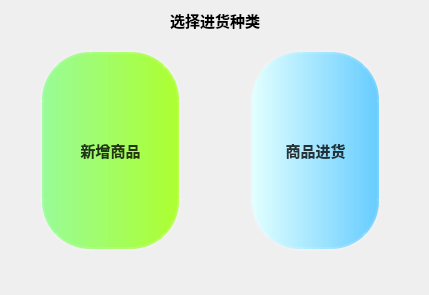
First picture: the form in productinmodeldialog.ui, repository Type3limit/EasyManager, before the edit.
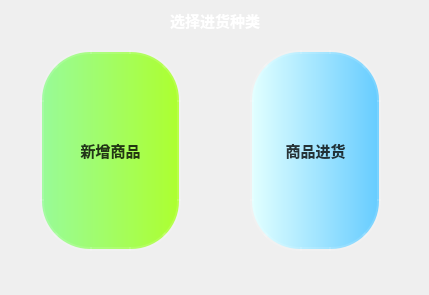
Second picture: the form after the edit. Icons and pictures are not drawn.

The edit to the form file:
```diff
--- a/productinmodeldialog.ui
+++ b/productinmodeldialog.ui
@@ -17,6 +17,7 @@
    <string notr="true">QLabel
 {
 font:bold 15px;
+color:white
 }
 
 QDialog
```
Left out of the diff: 4 changed lines with no effect on the pictures.
